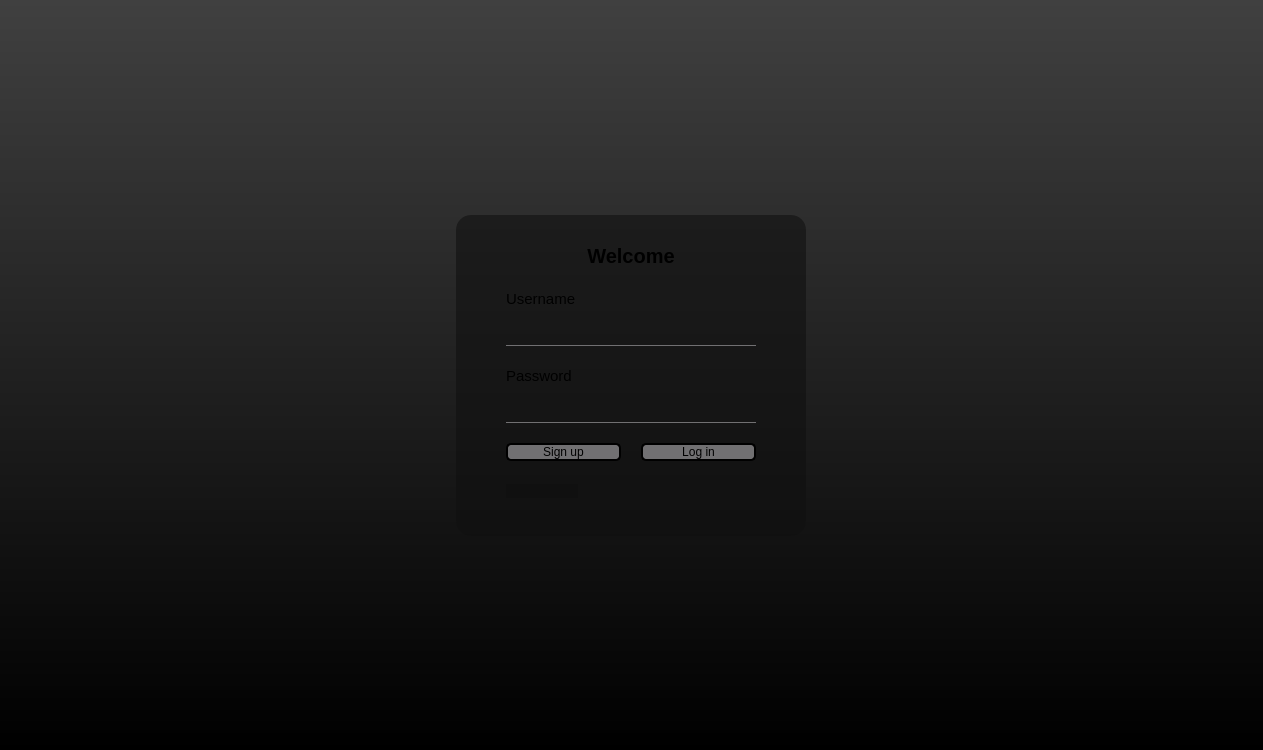
Before: the Qt Designer form login.ui in Texvss/Spotify_project, drawn with Qt 5.
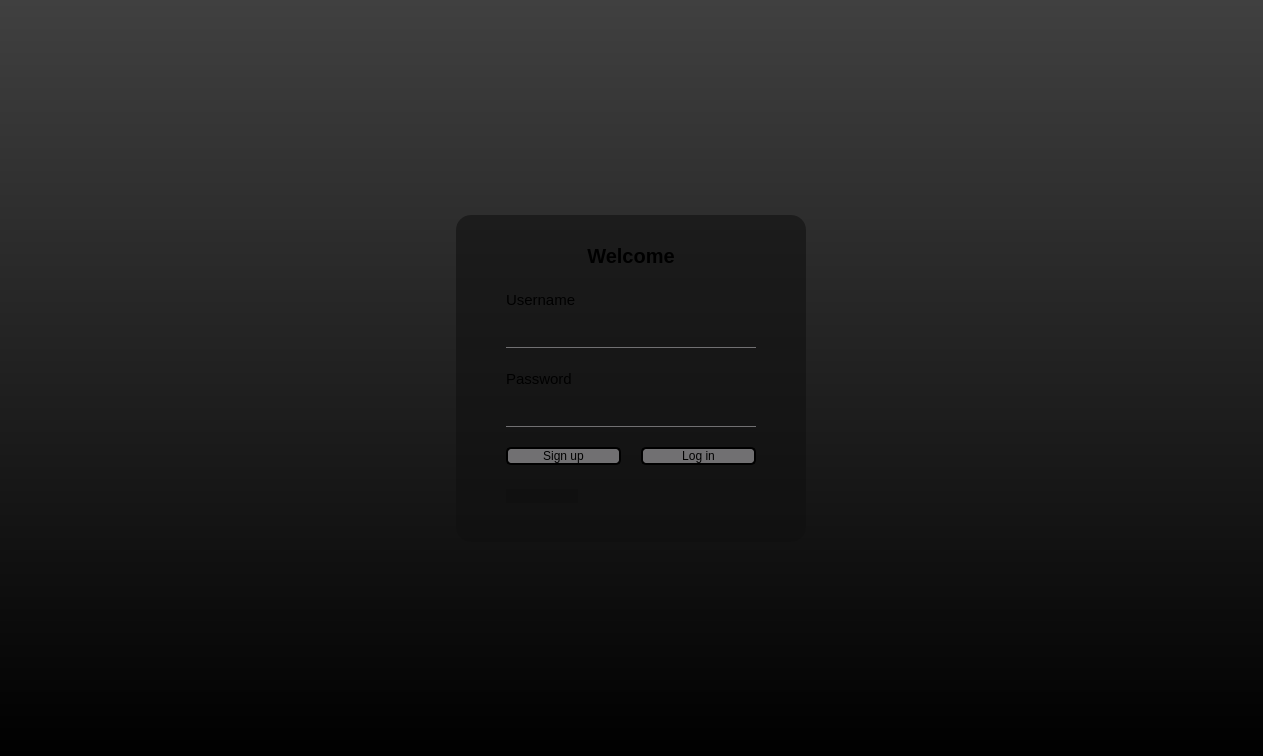
After: the same form once the commit is applied.

What changed in the file:
```diff
--- a/login.ui
+++ b/login.ui
@@ -7,7 +7,7 @@
     <x>0</x>
     <y>0</y>
     <width>1263</width>
-    <height>750</height>
+    <height>756</height>
    </rect>
   </property>
   <property name="windowTitle">
```
